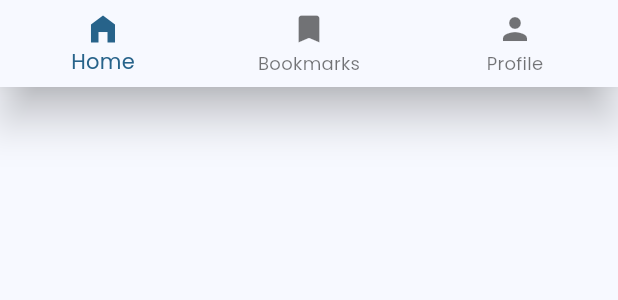
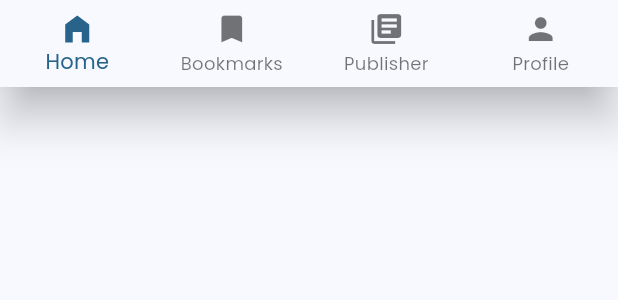
Before and after one commit to PBP-D10/to-be-read-mobile, a Flutter app: the BottomNav widget shown alone on an empty page, opened directly, on a phone screen of 412 x 824 dp. Shown: the top 300 px of the screen. Run offline on Flutter 3.47's test engine with Material 3 defaults, Android fonts, the phone set to English and light mode, and no system bars; our stand-ins replace date_field, google_fonts; missing offline and left inert: pbp_django_auth; accounts and stored records are empty; network calls fail.

Commit message:
Adding 'Publisher' button in BottomNav()

```diff
--- a/lib/widgets/bottom_nav.dart
+++ b/lib/widgets/bottom_nav.dart
@@ -4,6 +4,7 @@ import 'package:flutter/material.dart';
 import 'package:to_be_read_mobile/screens/mytbr_page.dart';
 import 'package:to_be_read_mobile/screens/home_page.dart';
 import 'package:to_be_read_mobile/screens/profile_page.dart';
+import 'package:to_be_read_mobile/screens/publisher_page.dart';
 
 class BottomNav extends StatelessWidget {
   const BottomNav({super.key});
@@ -12,6 +13,7 @@ class BottomNav extends StatelessWidget {
   Widget build(BuildContext context) {
     // final request = context.watch<CookieRequest>();
     return BottomNavigationBar(
+      type: BottomNavigationBarType.fixed,
       elevation: 12,
       items: const <BottomNavigationBarItem>[
         BottomNavigationBarItem(
@@ -21,6 +23,10 @@ class BottomNav extends StatelessWidget {
         BottomNavigationBarItem(
           icon: Icon(Icons.bookmark),
           label: 'Bookmarks',
+        ),
+        BottomNavigationBarItem(
+          icon: Icon(Icons.library_books),
+          label: 'Publisher',
         ),
         BottomNavigationBarItem(
           icon: Icon(Icons.person),
@@ -40,8 +46,13 @@ class BottomNav extends StatelessWidget {
           }
         else if (value == 2)
           {
+            Navigator.of(context).push(
+                MaterialPageRoute(builder: (context) => const PublisherPage())),
+          }
+        else if (value == 3)
+          {
             Navigator.push(context,
-                MaterialPageRoute(builder: (context) => const ProfilePage())),
+              MaterialPageRoute(builder: (context) => const ProfilePage())),
           }
       },
     );
```
